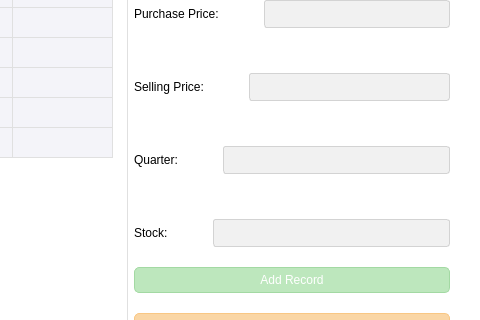
Old version of the form khaluInventoryManager/ui/main.ui in the repository ZabirRamiz/PyQT_Projects; both pictures show x 801 to 1281 and y 107 to 427 of the 1281 by 575 pixel window.
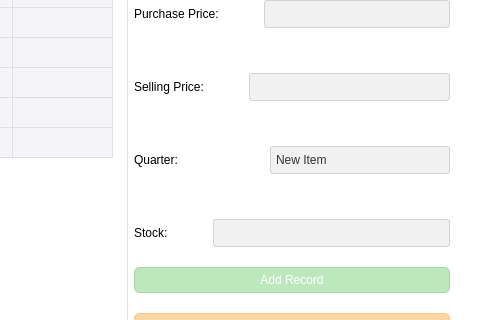
New version of the form.

Commit message: trying to push main

The edit to the form file:
```diff
--- a/khaluInventoryManager/ui/main.ui
+++ b/khaluInventoryManager/ui/main.ui
@@ -40,6 +40,47 @@
     background-color: #A8DADC;
     color: #ffffff;
 }
+/* ComboBox */
+QComboBox {
+    background-color: #F1F1F1;
+    border: 1px solid #D3D3D3;
+    border-radius: 3px;
+    padding: 5px;
+    color: #333333;
+    min-width: 150px;
+}
+
+QComboBox::drop-down {
+    border: none;
+}
+
+
+
+/* ComboBox Popup */
+QComboBox QAbstractItemView {
+    background-color: #FFFFFF;
+    border: 1px solid #D3D3D3;
+    color: #333333;
+    selection-background-color: #A8DADC; /* Change selection color */
+    selection-color: #FFFFFF; /* Text color when selected */
+    padding: 5px;
+}
+
+QComboBox::item {
+    padding: 5px;
+    border-bottom: 1px solid #E0E0E0;
+}
+
+QComboBox::item:selected {
+    background-color: #81C3C8;
+    color: #FFFFFF;
+}
+
+
+
+
+
+
 /* Buttons */
 QPushButton#searchButton {
     background-color: #A8DADC;
@@ -370,10 +411,22 @@
             </widget>
            </item>
            <item>
-            <widget class="QLineEdit" name="quarterInput">
-             <property name="inputMask">
-              <string/>
-             </property>
+            <widget class="QComboBox" name="comboBox">
+             <item>
+              <property name="text">
+               <string>New Item</string>
+              </property>
+             </item>
+             <item>
+              <property name="text">
+               <string>New Item</string>
+              </property>
+             </item>
+             <item>
+              <property name="text">
+               <string>New Item</string>
+              </property>
+             </item>
             </widget>
            </item>
           </layout>
```
Left out of the diff: 2 changed lines with no effect on the pictures. The commit also changes 2 other files.
